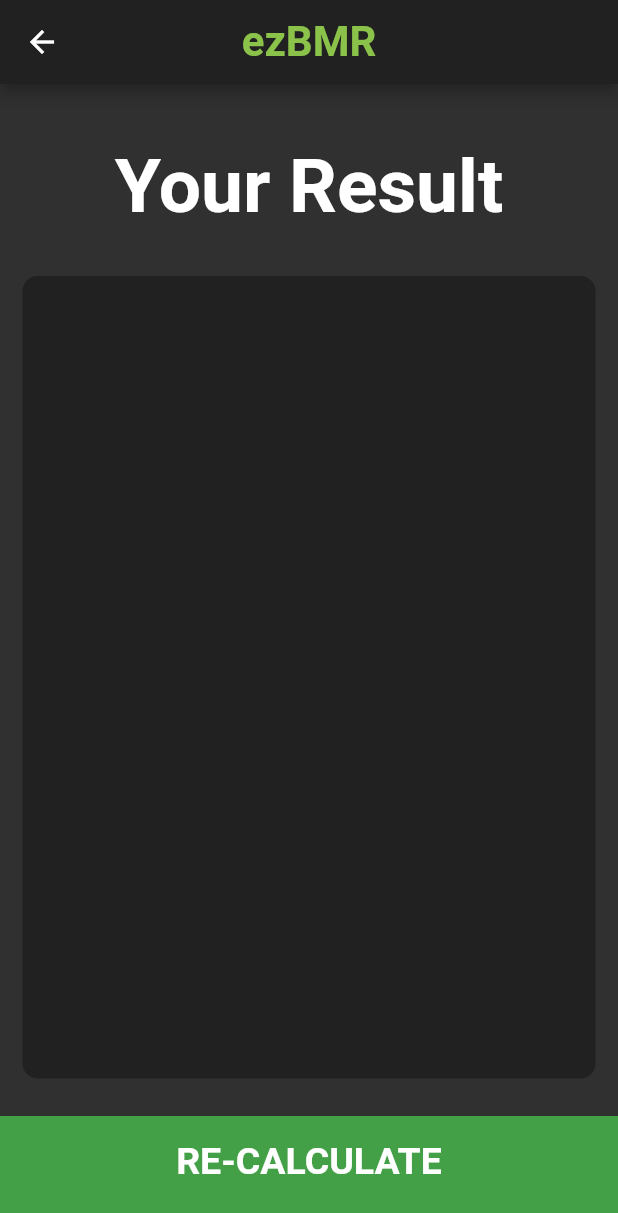
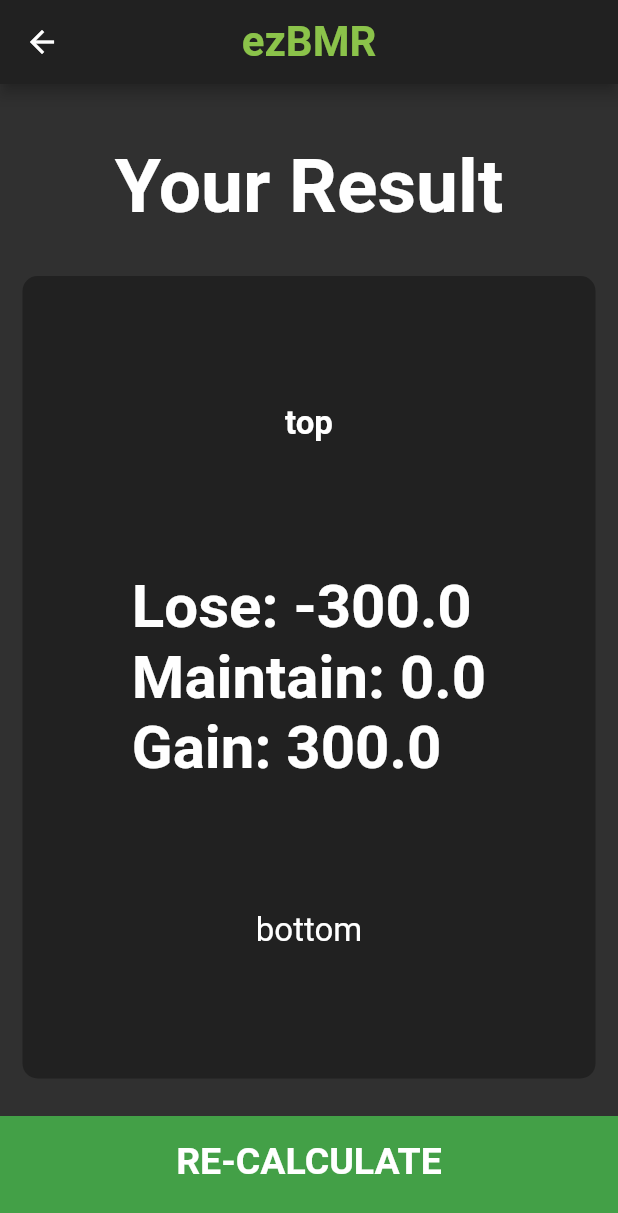
Before and after one commit to jlemanski1/BMI-Calculator, a Flutter app: the BMRResultsPage screen opened directly with empty values, on a phone screen of 412 x 824 dp. Shown: the top 1213 px of the screen. Run offline on Flutter 3.47's test engine with Material 2 defaults, Android fonts, the phone set to English and light mode, and no system bars; our stand-ins replace font_awesome_flutter; missing offline and left inert: holding_gesture.

Commit message:
Returb bmrResult as double, started on Results page

```diff
--- a/bmi_calculator/lib/components/bmrCalculator.dart
+++ b/bmi_calculator/lib/components/bmrCalculator.dart
@@ -69,7 +69,7 @@ class BMRCalculator {
 
   // Calculates the user's adjusted BMR and returns a list with both the
   // adjusted bmr and the result interpretation.
-  List<String> getResult() {
+  List<dynamic> getResult() {
     getBMR();
     switch (level) {
       case ActivityLevel.basalRate0:
@@ -97,6 +97,6 @@ class BMRCalculator {
         break;
     }
 
-    return [_bmr.toStringAsFixed(2), _bmrInterpretation];
+    return [_bmr, _bmrInterpretation];
   }
 }
--- a/bmi_calculator/lib/pages/bmr_results.dart
+++ b/bmi_calculator/lib/pages/bmr_results.dart
@@ -6,10 +6,12 @@ import 'package:bmi_calculator/components/bottom_button.dart';
 
 class BMRResultsPage extends StatelessWidget {
 
-  final String bmrResult;
+  final double bmrResult;
   final String interpretation;
 
   BMRResultsPage({@required this.bmrResult, @required this.interpretation});
+
+  // TODO: Add Text bits to show cal count to maintai, gain, or lose weight
 
   @override
   Widget build(BuildContext context) {
@@ -49,7 +51,7 @@ class BMRResultsPage extends StatelessWidget {
                 crossAxisAlignment: CrossAxisAlignment.center,
                 children: <Widget>[
                   Text(
-                    '',
+                    'top',
                     style: TextStyle(
                       color: Colors.white,
                       fontSize: 22.0,
@@ -57,11 +59,14 @@ class BMRResultsPage extends StatelessWidget {
                     )
                   ),
                   Text(
-                    '',
-                    style: kBMITextStyle
+                    'Lose: ${(bmrResult-300)?.toString()}\nMaintain: ${bmrResult?.toString()}\nGain: ${(bmrResult+300)?.toString()}',
+                    style: TextStyle(
+                      fontSize: 40.0,
+                      fontWeight: FontWeight.bold,
+                    ),
                   ),
                   Text(
-                    '',
+                    'bottom',
                     style: kBodyTextStyle,
                     textAlign: TextAlign.center,
                   ),
```
